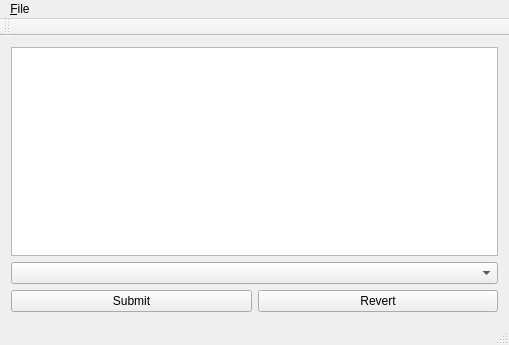
Before: the Qt Designer form mainwindow.ui in kupuk090/SQLBrowser, drawn with Qt 5.
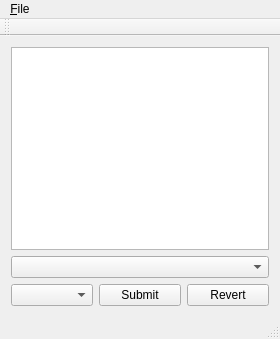
After: the same form once the commit is applied.

What changed in the file:
```diff
--- a/mainwindow.ui
+++ b/mainwindow.ui
@@ -6,8 +6,8 @@
    <rect>
     <x>0</x>
     <y>0</y>
-    <width>509</width>
-    <height>345</height>
+    <width>280</width>
+    <height>339</height>
    </rect>
   </property>
   <property name="windowTitle">
@@ -33,6 +33,9 @@
       </item>
       <item>
        <layout class="QHBoxLayout" name="horizontalLayout">
+        <item>
+         <widget class="QComboBox" name="comboSort"/>
+        </item>
         <item>
          <widget class="QPushButton" name="submitButton">
           <property name="text">
@@ -58,7 +61,7 @@
     <rect>
      <x>0</x>
      <y>0</y>
-     <width>509</width>
+     <width>280</width>
      <height>22</height>
     </rect>
    </property>
```
